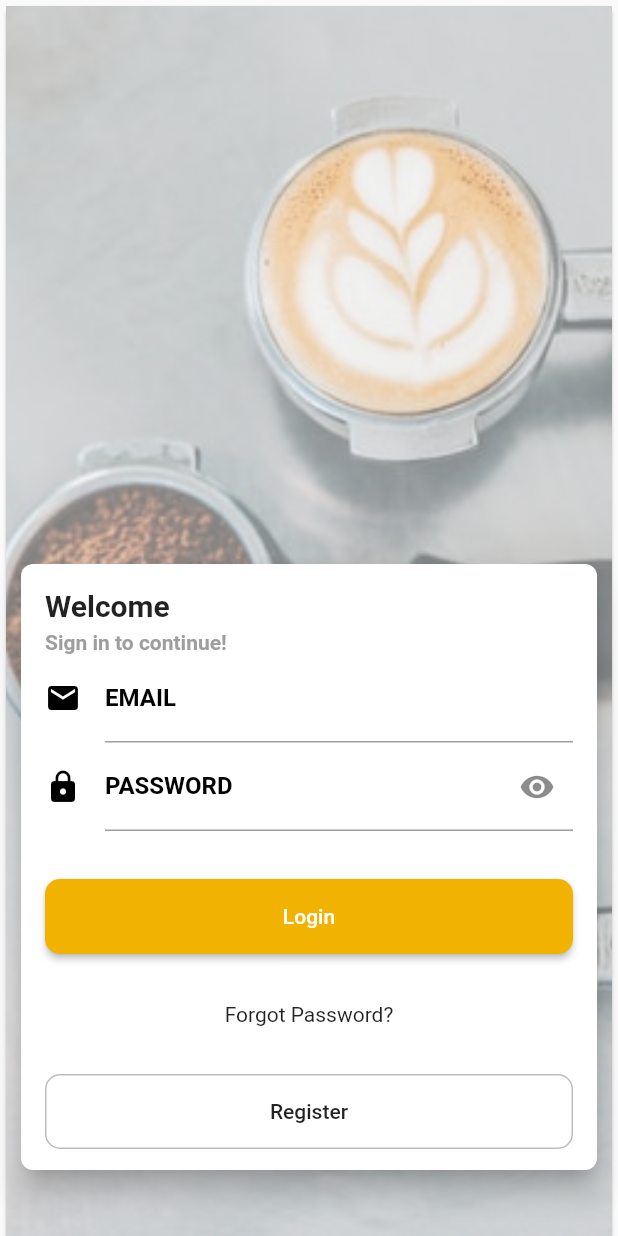
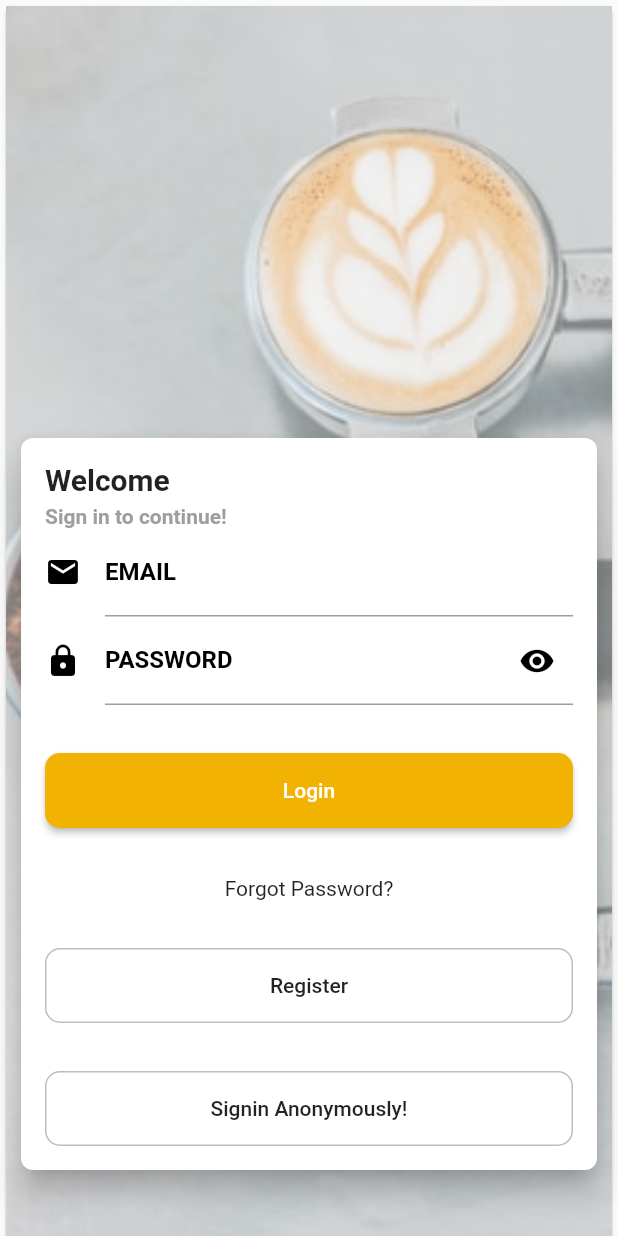
Before and after one commit to FarrukhSajjad/coffeebrew-flutter, a Flutter app: the screen it shows after launch, after a tap on "Login", on a phone screen of 412 x 824 dp. Run offline on Flutter 3.47's test engine with Material 2 defaults, Android fonts, the phone set to English and light mode, and no system bars; our stand-ins replace firebase_core; accounts and stored records are empty.

Commit message:
authentication and sign in anonymously

```diff
--- a/lib/main.dart
+++ b/lib/main.dart
@@ -1,10 +1,11 @@
-import 'package:coffeebrew/screens/login_screen.dart';
+import 'package:coffeebrew/screens/wrapper.dart';
+import 'package:firebase_core/firebase_core.dart';
 import 'package:flutter/material.dart';
-import 'package:flutter/services.dart';
 
 void main() {
-  runApp(MyApp());
-  SystemChrome.setPreferredOrientations([DeviceOrientation.portraitUp]);
+  runApp(
+    MyApp(),
+  );
 }
 
 class MyApp extends StatelessWidget {
@@ -15,7 +16,21 @@ class MyApp extends StatelessWidget {
       debugShowCheckedModeBanner: false,
       title: 'Coffee Brew',
       theme: ThemeData(),
-      home: LoginScreen(),
+      home: FutureBuilder(
+        future: initializeFireApp(),
+        builder: (context, snap) {
+          if (snap.connectionState == ConnectionState.done) {
+            return Wrapper();
+          } else if (snap.connectionState == ConnectionState.none) {
+            return Text("No data");
+          }
+          return CircularProgressIndicator();
+        },
+      ),
     );
   }
+
+  Future initializeFireApp() async {
+    return await Firebase.initializeApp();
+  }
 }
--- a/lib/screens/authenticate/authenticate.dart
+++ b/lib/screens/authenticate/authenticate.dart
@@ -1,3 +1,4 @@
+import 'package:coffeebrew/screens/login_screen.dart';
 import 'package:flutter/material.dart';
 
 class Authenticate extends StatefulWidget {
@@ -8,6 +9,6 @@ class Authenticate extends StatefulWidget {
 class _AuthenticateState extends State<Authenticate> {
   @override
   Widget build(BuildContext context) {
-    return Container();
+    return LoginScreen();
   }
 }
--- a/lib/screens/login_screen.dart
+++ b/lib/screens/login_screen.dart
@@ -1,8 +1,16 @@
 import 'package:coffeebrew/constants.dart';
 import 'package:coffeebrew/screens/registration_screen.dart';
+import 'package:coffeebrew/services/auth.dart';
 import 'package:flutter/material.dart';
 
-class LoginScreen extends StatelessWidget {
+class LoginScreen extends StatefulWidget {
+  @override
+  _LoginScreenState createState() => _LoginScreenState();
+}
+
+class _LoginScreenState extends State<LoginScreen> {
+  final AuthService authService = AuthService();
+
   @override
   Widget build(BuildContext context) {
     return Scaffold(
@@ -26,7 +34,6 @@ class LoginScreen extends StatelessWidget {
               ),
             ),
             Positioned(
-              height: MediaQuery.of(context).size.height / 2,
               bottom: 48.0,
               left: 10.0,
               right: 10.0,
@@ -71,7 +78,13 @@ class LoginScreen extends StatelessWidget {
                           ),
                           TextField(
                             decoration: InputDecoration(
-                              suffixIcon: Icon(Icons.visibility),
+                              suffixIcon: IconButton(
+                                icon: Icon(
+                                  Icons.visibility,
+                                  color: ktextfieldIconcolor,
+                                ),
+                                onPressed: () {},
+                              ),
                               icon: Icon(
                                 Icons.lock,
                                 color: ktextfieldIconcolor,
@@ -142,6 +155,38 @@ class LoginScreen extends StatelessWidget {
                         ),
                       ),
                     ),
+                    Align(
+                      alignment: Alignment.center,
+                      child: Padding(
+                        padding: EdgeInsets.all(16),
+                        child: SizedBox(
+                          height: 50,
+                          width: double.infinity,
+                          child: RaisedButton(
+                            splashColor: Color.fromRGBO(242, 178, 2, 1),
+                            elevation: 0,
+                            color: Colors.white,
+                            onPressed: () async {
+                              dynamic result = await authService.signinanon();
+                              if (result == null) {
+                                print("error signing in");
+                              } else {
+                                print("Signed in:");
+                                print(result.userId);
+                              }
+                            },
+                            child: Text(
+                              'Signin Anonymously!',
+                            ),
+                            shape: RoundedRectangleBorder(
+                                borderRadius: BorderRadius.circular(10),
+                                side: BorderSide(
+                                  color: Colors.black26,
+                                )),
+                          ),
+                        ),
+                      ),
+                    ),
                   ],
                 ),
               ),
--- a/lib/screens/registration_screen.dart
+++ b/lib/screens/registration_screen.dart
@@ -70,7 +70,13 @@ class RegistrationScreen extends StatelessWidget {
                           ),
                           TextField(
                             decoration: InputDecoration(
-                              suffixIcon: Icon(Icons.visibility),
+                              suffixIcon: IconButton(
+                                icon: Icon(
+                                  Icons.visibility,
+                                  color: ktextfieldIconcolor,
+                                ),
+                                onPressed: () {},
+                              ),
                               icon: Icon(
                                 Icons.lock,
                                 color: ktextfieldIconcolor,
--- a/lib/screens/wrapper.dart
+++ b/lib/screens/wrapper.dart
@@ -1,9 +1,9 @@
-import 'package:coffeebrew/screens/homepage.dart';
+import 'package:coffeebrew/screens/authenticate/authenticate.dart';
 import 'package:flutter/material.dart';
 
 class Wrapper extends StatelessWidget {
   @override
   Widget build(BuildContext context) {
-    return Home();
+    return Authenticate();
   }
 }
```
